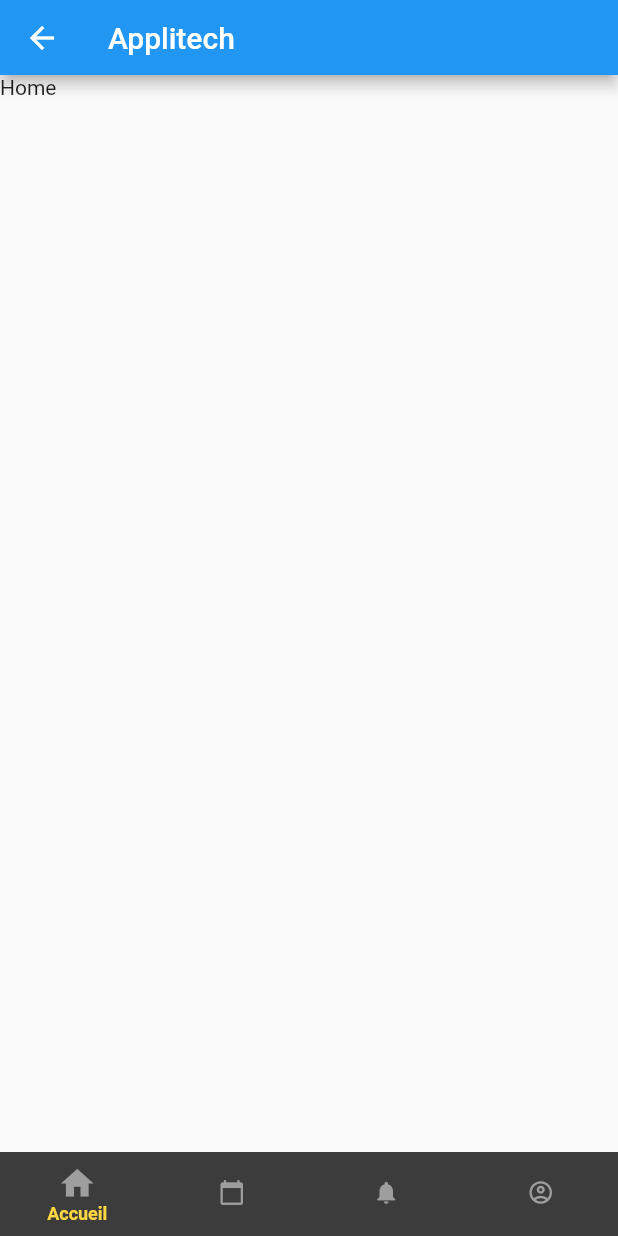
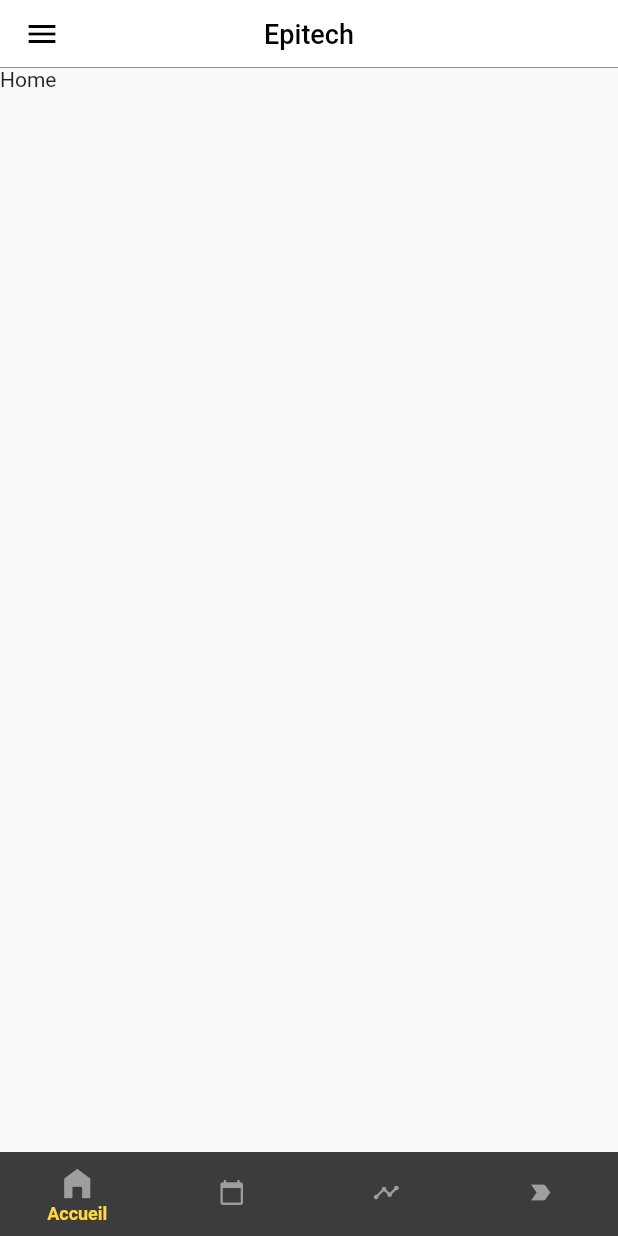
Before and after one commit to Austin-William/AppliTech, a Flutter app: the Home screen opened by its route, on a phone screen of 412 x 824 dp. Run offline on Flutter 3.47's test engine with Material 2 defaults, Android fonts, the phone set to English and light mode, and no system bars.

Commit message:
[ADD] user routes and appbar with drawer menu

```diff
--- a/lib/app.dart
+++ b/lib/app.dart
@@ -1,6 +1,7 @@
 import 'package:flutter/material.dart';
 import 'package:applitech/pages/home.dart';
 import 'package:applitech/pages/login.dart';
+import 'package:applitech/pages/routes/notes_page.dart';
 
 class AppliTech extends StatelessWidget {
   const AppliTech({Key? key}) : super(key: key);
@@ -15,6 +16,8 @@
       routes: {
         '/': (context) => const Login(),
         '/home': (context) => const Home(),
-        });
+        'notes': (context) => const NotesPage(),
+      },
+    );
   }
 }
--- a/lib/components/appbar.dart
+++ b/lib/components/appbar.dart
@@ -1,4 +1,5 @@
 import 'package:flutter/material.dart';
+import 'package:flutter/services.dart';
 
 // Appbar personnalisé en tant que component pour pouvoir l'implémenter partout
 
@@ -6,7 +7,7 @@
   const CustomAppBar({
     Key? key,
     required this.title,
-  })  : preferredSize = const Size.fromHeight(50),
+  })  : preferredSize = const Size.fromHeight(45),
         super(key: key);
 
   final String title;
@@ -22,7 +23,33 @@
   @override
   Widget build(BuildContext context) {
     return AppBar(
-      title: Text(widget.title),
+      leading: Builder(
+        builder: (context) {
+          return IconButton(
+            icon: const Icon(
+              Icons.menu,
+              color: Colors.black,
+            ),
+            onPressed: () => Scaffold.of(context).openDrawer(),
+          );
+        },
+      ),
+      title: Text(
+        widget.title,
+        style: const TextStyle(
+          color: Colors.black,
+          fontSize: 18,
+        ),
+      ),
+      centerTitle: true,
+      elevation: 0,
+      systemOverlayStyle: const SystemUiOverlayStyle(
+        statusBarColor: Colors.transparent,
+        statusBarIconBrightness: Brightness.light,
+        statusBarBrightness: Brightness.light,
+      ),
+      backgroundColor: Colors.white,
+      shadowColor: Colors.black,
     );
   }
 }
--- a/lib/pages/home.dart
+++ b/lib/pages/home.dart
@@ -1,9 +1,12 @@
 import 'package:applitech/pages/routes/calendar_page.dart';
 import 'package:applitech/pages/routes/home_page.dart';
+import 'package:applitech/pages/routes/module_page.dart';
 import 'package:applitech/pages/routes/notifications_page.dart';
-import 'package:applitech/pages/routes/profil_page.dart';
+import 'package:applitech/pages/routes/profile_page.dart';
+import 'package:applitech/pages/routes/projects_page.dart';
 import 'package:flutter/material.dart';
 import 'package:applitech/components/appbar.dart';
+import 'package:applitech/components/drawer.dart';
 
 // Affiche la page d'accueil avec les tabview
 
@@ -30,8 +33,9 @@
     return Scaffold(
       backgroundColor: Colors.grey[900], // couleur de fond
       appBar: const CustomAppBar(
-        title: 'Applitech',
+        title: 'Epitech',
       ),
+      drawer: const CustomDrawer(),
       bottomNavigationBar: BottomNavigationBar(
         type: BottomNavigationBarType
             .fixed, // barre de navigation fixe, si 'fixed' changed to 'shifting' => barre de nav devient blanche
@@ -59,7 +63,7 @@
         items: const <BottomNavigationBarItem>[
           BottomNavigationBarItem(
             icon: Icon(
-              Icons.home,
+              Icons.home_filled,
               color: Colors.grey,
             ),
             label: "Accueil",
@@ -73,17 +77,17 @@
           ),
           BottomNavigationBarItem(
             icon: Icon(
-              Icons.notifications,
+              Icons.timeline,
               color: Colors.grey,
             ),
-            label: "Notifications",
+            label: "Projets",
           ),
           BottomNavigationBarItem(
             icon: Icon(
-              Icons.account_circle_outlined,
+              Icons.label_important,
               color: Colors.grey,
             ),
-            label: "Profil",
+            label: "Modules",
           ),
         ],
       ),
@@ -102,10 +106,10 @@
             child: CalendarPage(),
           ),
           Center(
-            child: NotificationsPage(),
+            child: ProjectsPage(),
           ),
           Center(
-            child: ProfilPage(),
+            child: ModulePage(),
           ),
         ],
       ),
--- a/lib/pages/routes/calendar_page.dart
+++ b/lib/pages/routes/calendar_page.dart
@@ -4,10 +4,10 @@
   const CalendarPage({Key? key}) : super(key: key);
 
   @override
-  _HomePageState createState() => _HomePageState();
+  _CalendarPageState createState() => _CalendarPageState();
 }
 
-class _HomePageState extends State<CalendarPage> {
+class _CalendarPageState extends State<CalendarPage> {
   @override
   Widget build(BuildContext context) {
     return Scaffold(
--- a/lib/pages/routes/notifications_page.dart
+++ b/lib/pages/routes/notifications_page.dart
@@ -4,10 +4,10 @@
   const NotificationsPage({Key? key}) : super(key: key);
 
   @override
-  _HomePageState createState() => _HomePageState();
+  _CalendarPageState createState() => _CalendarPageState();
 }
 
-class _HomePageState extends State<NotificationsPage> {
+class _CalendarPageState extends State<NotificationsPage> {
   @override
   Widget build(BuildContext context) {
     return Scaffold(
--- a/lib/pages/routes/profil_page.dart
+++ b/lib/pages/routes/profile_page.dart
@@ -4,10 +4,10 @@
   const ProfilPage({Key? key}) : super(key: key);
 
   @override
-  _HomePageState createState() => _HomePageState();
+  _ProfilePageState createState() => _ProfilePageState();
 }
 
-class _HomePageState extends State<ProfilPage> {
+class _ProfilePageState extends State<ProfilPage> {
   @override
   Widget build(BuildContext context) {
     return Scaffold(
--- a/pubspec.yaml
+++ b/pubspec.yaml
@@ -60,6 +60,7 @@
   # To add assets to your application, add an assets section, like this:
   assets:
     - assets/epitech_logo.png
+    - assets/profil.png
 
   # An image asset can refer to one or more resolution-specific "variants", see
   # https://flutter.dev/assets-and-images/#resolution-aware.
```
Also changed, not shown: lib/components/drawer.dart (added, +102 -0 lines), lib/pages/routes/module_page.dart (added, +21 -0 lines), lib/pages/routes/notes_page.dart (added, +21 -0 lines), lib/pages/routes/projects_page.dart (added, +21 -0 lines), assets/profil.png (added), pubspec.lock (deleted), 1 other file. Lines whose indentation alone changed are shown as unchanged.
